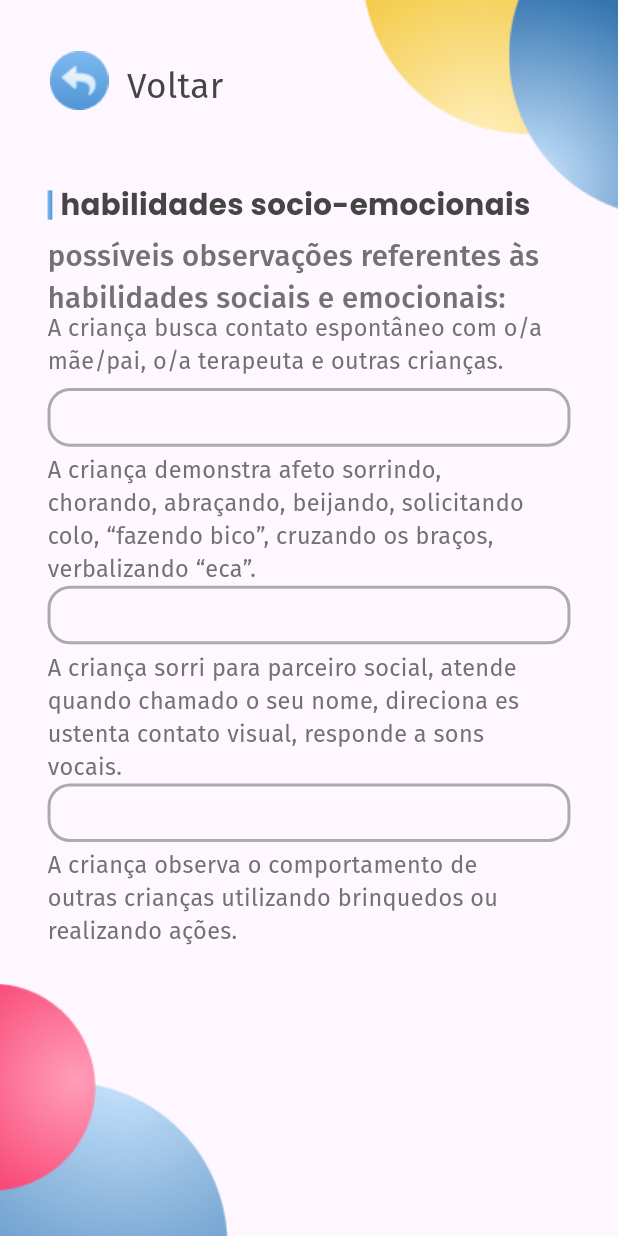
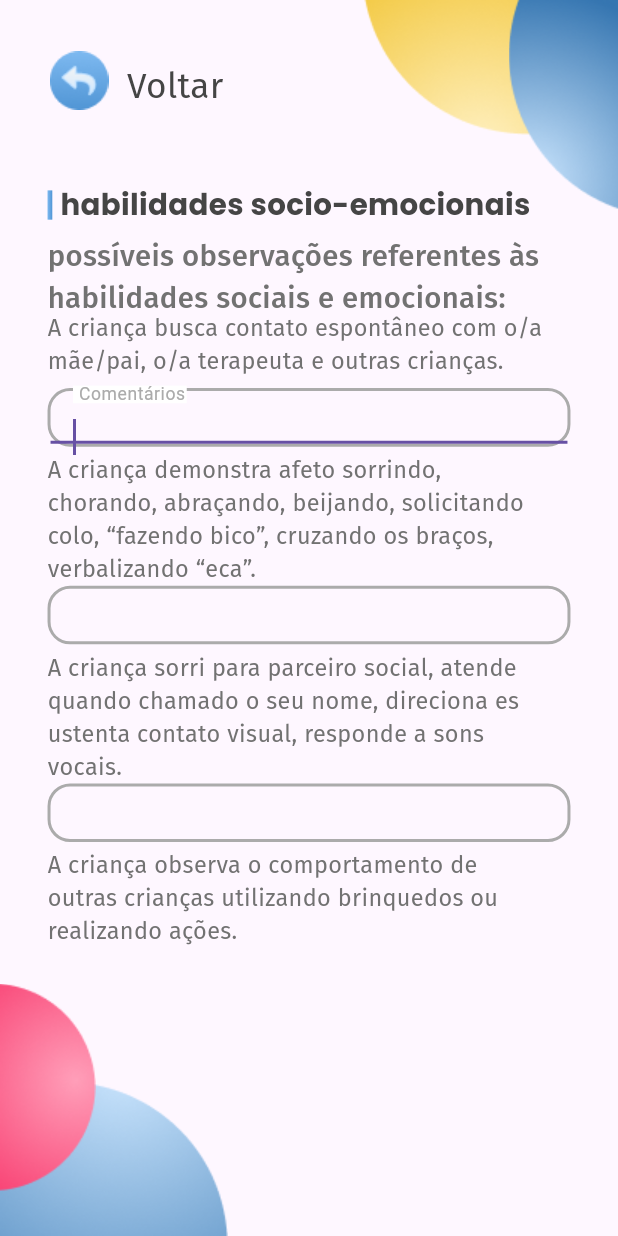
Before and after one commit to Conpec-Projetos/SocialMentes, a Flutter app: the screen it shows after launch, on a phone screen of 412 x 824 dp. Run offline on Flutter 3.47's test engine with Material 3 defaults, Android fonts, the light colour scheme and no system bars; our stand-ins replace google_fonts; Roboto replaces fonts that are missing (FiraSans).

Commit message:
Textform atualizado

```diff
--- a/social_mentes_app/lib/src/view/screens/social_skills.dart
+++ b/social_mentes_app/lib/src/view/screens/social_skills.dart
@@ -99,6 +99,21 @@ class _SocialSkillsState extends State<SocialSkills> {
                   width:2 ),
                   borderRadius: BorderRadius.circular(15)
                 ),
+                child: TextFormField(
+                  autofocus: true,
+                  decoration: InputDecoration(
+                    labelText: " \u200B\u200BComentários\u200B\u200B",
+                    labelStyle: TextStyle(
+                      backgroundColor: Colors.white,
+                      fontSize: 16*screenHeight/844,
+                      fontWeight: FontWeight.w400,
+                      color: Color.fromRGBO(171, 171, 171,1),
+                      fontFamily: "FiraSans"
+                    ),
+                    floatingLabelBehavior: FloatingLabelBehavior.always,
+                    contentPadding: EdgeInsets.only(top:screenHeight*(-4)/844, left:screenWidht*14/390)
+                  ),
+                ),
               ) ),
               //container 2
               //texto 2
```
